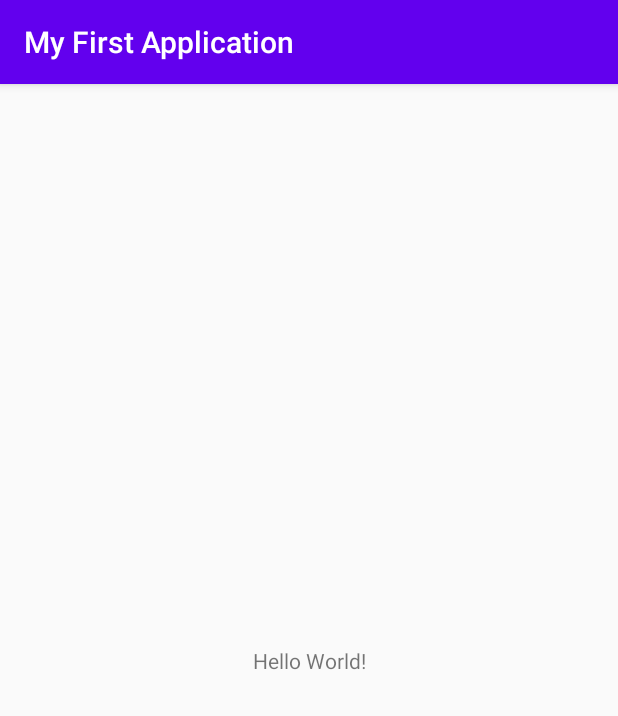
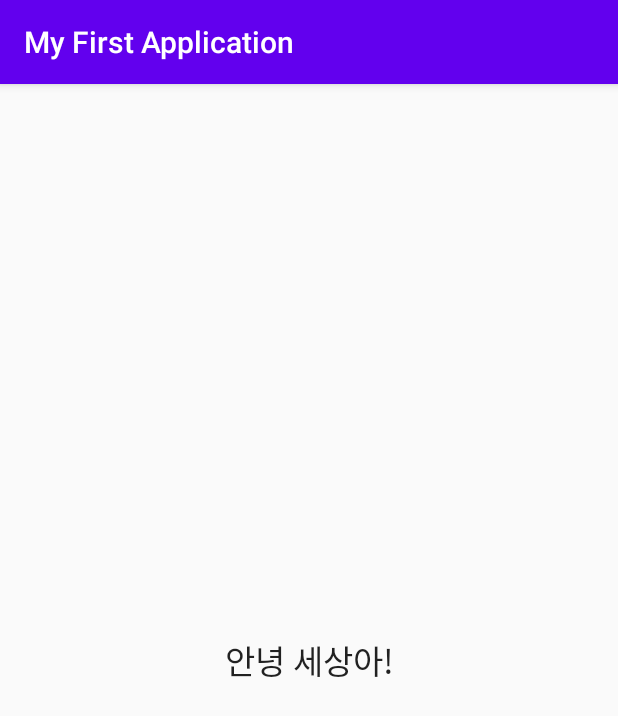
Before and after one commit to C0012S/AndroidApp-Kotlin, an Android app: the screen it shows after launch (MainActivity), on a phone screen of 412 x 824 dp. Shown: the top 716 px of the screen. Run offline under Robolectric (Android 15) with nearby library versions, the phone set to English and light mode, and no system bars.

Commit message:
앱의 문구 변경하기

```diff
--- a/MyFirstApplication/app/src/main/res/layout/activity_main.xml
+++ b/MyFirstApplication/app/src/main/res/layout/activity_main.xml
@@ -9,7 +9,8 @@
     <TextView
         android:layout_width="wrap_content"
         android:layout_height="wrap_content"
-        android:text="Hello World!"
+        android:text="안녕 세상아!"
+        android:textAppearance="@style/TextAppearance.AppCompat.Large"
         app:layout_constraintBottom_toBottomOf="parent"
         app:layout_constraintLeft_toLeftOf="parent"
         app:layout_constraintRight_toRightOf="parent"
```
